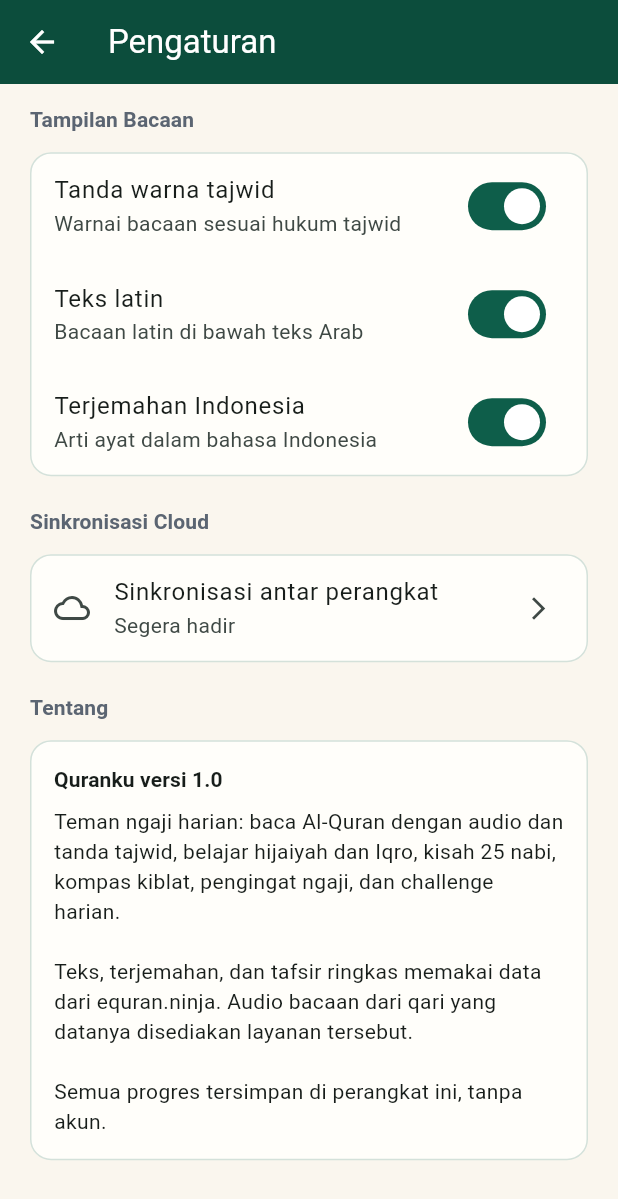
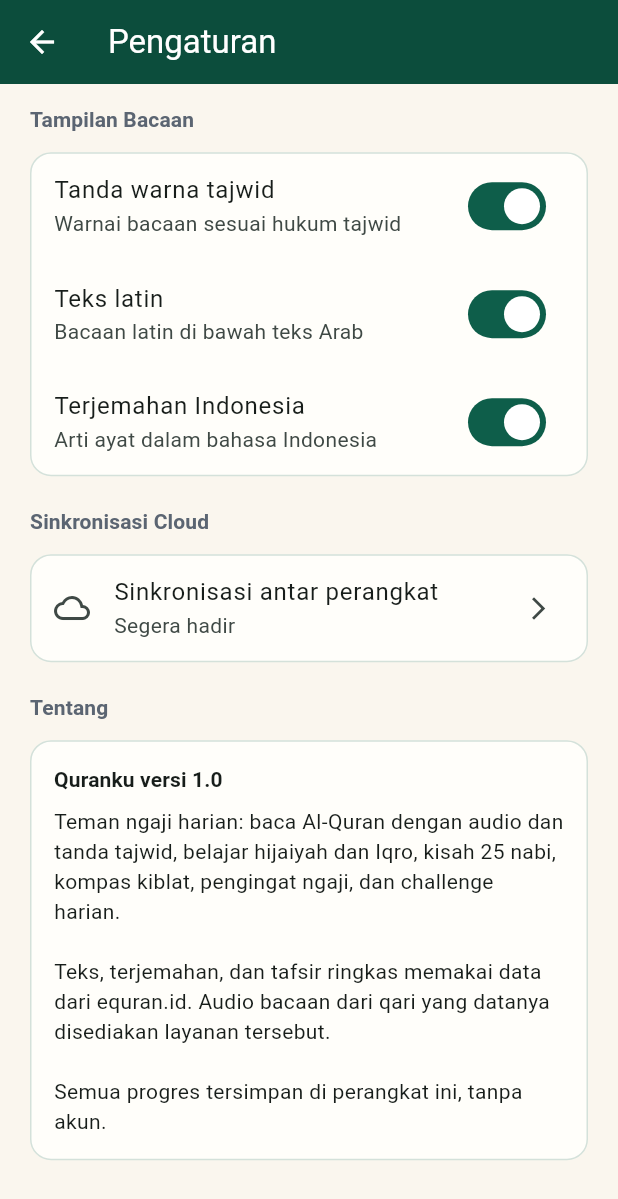
Before and after one commit to faruqeclypst/My-Qur-an, a Flutter app: the SettingsScreen screen opened directly, scrolled down 512 dp, on a phone screen of 412 x 824 dp. Shown: the top 1199 px of the screen. Run offline on Flutter 3.47's test engine with Material 3 defaults, Android fonts, the phone set to English and light mode, and no system bars; our stand-ins replace flutter_compass, flutter_local_notifications, flutter_tts, geolocator, google_fonts, just_audio and 2 more; accounts and stored records are empty.

Commit message:
fix: API equran.id (stabil), teks Tentang, deploy.sh dua varian

```diff
--- a/lib/features/quran/quran_api.dart
+++ b/lib/features/quran/quran_api.dart
@@ -1,4 +1,4 @@
-// Klien API equran.ninja v2 + cache lokal (hemat kuota).
+// Klien API equran.id v2 + cache lokal (hemat kuota).
 // Parsing dibuat defensif: beberapa bentuk respons tetap bisa dibaca.
 import 'dart:convert';
 
@@ -85,7 +85,9 @@ int _toInt(dynamic v) {
 }
 
 class QuranApi {
-  static const _base = 'https://equran.ninja/api/v2';
+  // equran.id = domain yang sama dengan equran.ninja (payload identik),
+  // dipilih karena resolusi DNS-nya stabil. Tanpa API key/auth.
+  static const _base = 'https://equran.id/api/v2';
 
   /// Daftar 114 surah. Coba cache dulu, lalu jaringan.
   static Future<List<Surah>> daftarSurah({bool paksaRefresh = false}) async {
--- a/lib/features/settings/settings_screen.dart
+++ b/lib/features/settings/settings_screen.dart
@@ -130,7 +130,7 @@ class SettingsScreen extends StatelessWidget {
                     'tajwid, belajar hijaiyah dan Iqro, kisah 25 nabi, kompas '
                     'kiblat, pengingat ngaji, dan challenge harian.\n\n'
                     'Teks, terjemahan, dan tafsir ringkas memakai data dari '
-                    'equran.ninja. Audio bacaan dari qari yang datanya '
+                    'equran.id. Audio bacaan dari qari yang datanya '
                     'disediakan layanan tersebut.\n\n'
                     'Semua progres tersimpan di perangkat ini, tanpa akun.',
                   ),
```
Also changed, not shown: 1 other file.
